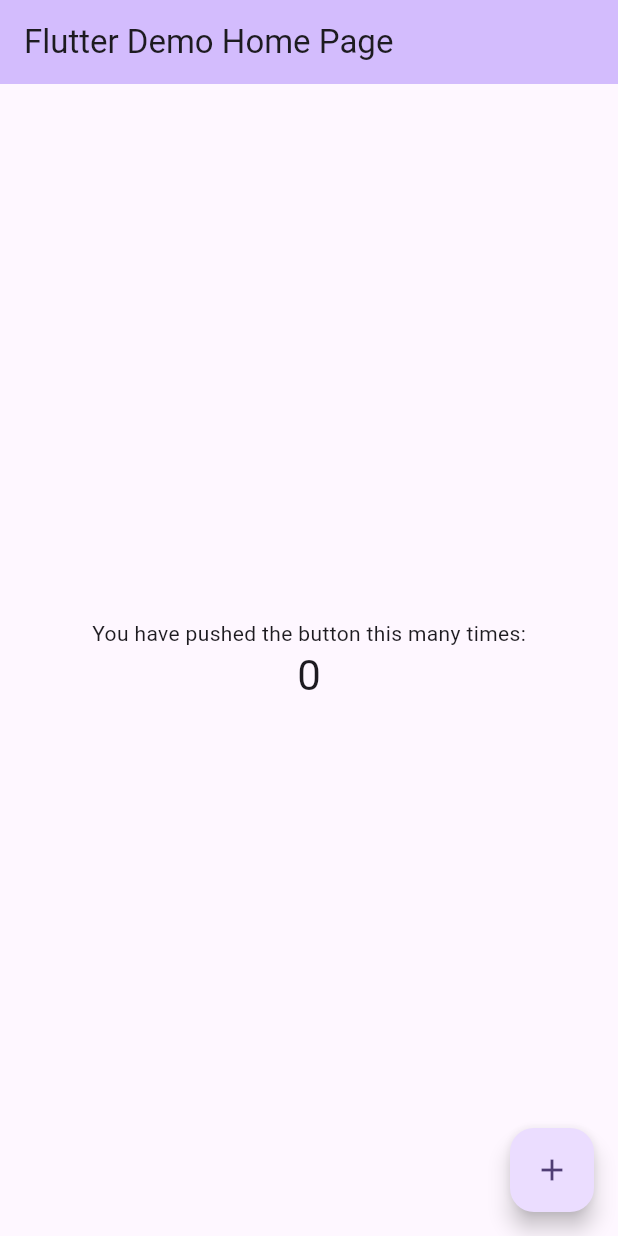
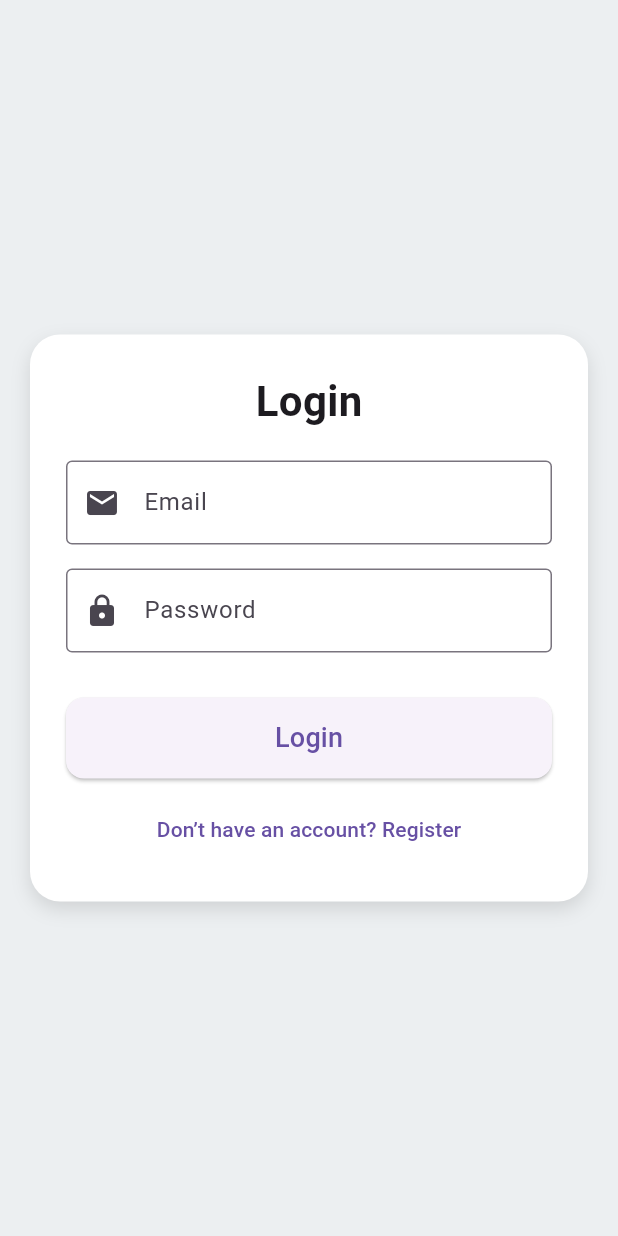
Before and after one commit to ShreekrishnaHegde/TransCrypt, a Flutter app: the screen it shows after launch, on a phone screen of 412 x 824 dp. Run offline on Flutter 3.47's test engine with Material 3 defaults, Android fonts, the phone set to English and light mode, and no system bars; our stand-ins replace firebase_auth, firebase_core; missing offline and left inert: network_info_plus; accounts and stored records are empty; generated files the repository leaves out were written again.

Commit message:
firebase auth

```diff
--- a/lib/main.dart
+++ b/lib/main.dart
@@ -1,122 +1,25 @@
 import 'package:flutter/material.dart';
+import 'package:firebase_core/firebase_core.dart';
+import 'routes/app_routes.dart';
+import 'screens/login_screen.dart';
+import 'firebase_options.dart'; // Generated by FlutterFire CLI
 
-void main() {
+void main() async {
+  WidgetsFlutterBinding.ensureInitialized();
+  await Firebase.initializeApp(options: DefaultFirebaseOptions.currentPlatform);
   runApp(const MyApp());
 }
 
 class MyApp extends StatelessWidget {
   const MyApp({super.key});
 
-  // This widget is the root of your application.
   @override
   Widget build(BuildContext context) {
     return MaterialApp(
-      title: 'Flutter Demo',
-      theme: ThemeData(
-        // This is the theme of your application.
-        //
-        // TRY THIS: Try running your application with "flutter run". You'll see
-        // the application has a purple toolbar. Then, without quitting the app,
-        // try changing the seedColor in the colorScheme below to Colors.green
-        // and then invoke "hot reload" (save your changes or press the "hot
-        // reload" button in a Flutter-supported IDE, or press "r" if you used
-        // the command line to start the app).
-        //
-        // Notice that the counter didn't reset back to zero; the application
-        // state is not lost during the reload. To reset the state, use hot
-        // restart instead.
-        //
-        // This works for code too, not just values: Most code changes can be
-        // tested with just a hot reload.
-        colorScheme: ColorScheme.fromSeed(seedColor: Colors.deepPurple),
-      ),
-      home: const MyHomePage(title: 'Flutter Demo Home Page'),
+      debugShowCheckedModeBanner: false,
+      title: 'Flutter Firebase Auth',
+      home: const LoginScreen(),
+      routes: AppRoutes.routes,
     );
   }
 }
-
-class MyHomePage extends StatefulWidget {
-  const MyHomePage({super.key, required this.title});
-
-  // This widget is the home page of your application. It is stateful, meaning
-  // that it has a State object (defined below) that contains fields that affect
-  // how it looks.
-
-  // This class is the configuration for the state. It holds the values (in this
-  // case the title) provided by the parent (in this case the App widget) and
-  // used by the build method of the State. Fields in a Widget subclass are
-  // always marked "final".
-
-  final String title;
-
-  @override
-  State<MyHomePage> createState() => _MyHomePageState();
-}
-
-class _MyHomePageState extends State<MyHomePage> {
-  int _counter = 0;
-
-  void _incrementCounter() {
-    setState(() {
-      // This call to setState tells the Flutter framework that something has
-      // changed in this State, which causes it to rerun the build method below
-      // so that the display can reflect the updated values. If we changed
-      // _counter without calling setState(), then the build method would not be
-      // called again, and so nothing would appear to happen.
-      _counter++;
-    });
-  }
-
-  @override
-  Widget build(BuildContext context) {
-    // This method is rerun every time setState is called, for instance as done
-    // by the _incrementCounter method above.
-    //
-    // The Flutter framework has been optimized to make rerunning build methods
-    // fast, so that you can just rebuild anything that needs updating rather
-    // than having to individually change instances of widgets.
-    return Scaffold(
-      appBar: AppBar(
-        // TRY THIS: Try changing the color here to a specific color (to
-        // Colors.amber, perhaps?) and trigger a hot reload to see the AppBar
-        // change color while the other colors stay the same.
-        backgroundColor: Theme.of(context).colorScheme.inversePrimary,
-        // Here we take the value from the MyHomePage object that was created by
-        // the App.build method, and use it to set our appbar title.
-        title: Text(widget.title),
-      ),
-      body: Center(
-        // Center is a layout widget. It takes a single child and positions it
-        // in the middle of the parent.
-        child: Column(
-          // Column is also a layout widget. It takes a list of children and
-          // arranges them vertically. By default, it sizes itself to fit its
-          // children horizontally, and tries to be as tall as its parent.
-          //
-          // Column has various properties to control how it sizes itself and
-          // how it positions its children. Here we use mainAxisAlignment to
-          // center the children vertically; the main axis here is the vertical
-          // axis because Columns are vertical (the cross axis would be
-          // horizontal).
-          //
-          // TRY THIS: Invoke "debug painting" (choose the "Toggle Debug Paint"
-          // action in the IDE, or press "p" in the console), to see the
-          // wireframe for each widget.
-          mainAxisAlignment: MainAxisAlignment.center,
-          children: <Widget>[
-            const Text('You have pushed the button this many times:'),
-            Text(
-              '$_counter',
-              style: Theme.of(context).textTheme.headlineMedium,
-            ),
-          ],
-        ),
-      ),
-      floatingActionButton: FloatingActionButton(
-        onPressed: _incrementCounter,
-        tooltip: 'Increment',
-        child: const Icon(Icons.add),
-      ), // This trailing comma makes auto-formatting nicer for build methods.
-    );
-  }
-}
--- /dev/null
+++ b/lib/routes/app_routes.dart
@@ -0,0 +1,14 @@
+import 'package:flutter/material.dart';
+import '../screens/login_screen.dart';
+import '../screens/register_screen.dart';
+import '../screens/home_screen.dart';
+import '../screens/profile_screen.dart';
+
+class AppRoutes {
+  static Map<String, WidgetBuilder> routes = {
+    '/login': (context) => const LoginScreen(),
+    '/register': (context) => const RegisterScreen(),
+    '/home': (context) => const HomeScreen(),
+    '/profile': (context) => const ProfileScreen(),
+  };
+}
--- /dev/null
+++ b/lib/screens/login_screen.dart
@@ -0,0 +1,111 @@
+import 'package:flutter/material.dart';
+import '../services/firebase_auth_service.dart';
+
+class LoginScreen extends StatefulWidget {
+  const LoginScreen({super.key});
+
+  @override
+  State<LoginScreen> createState() => _LoginScreenState();
+}
+
+class _LoginScreenState extends State<LoginScreen> {
+  final emailController = TextEditingController();
+  final passwordController = TextEditingController();
+  final FirebaseAuthService authService = FirebaseAuthService();
+
+  String? errorMessage;
+
+  void handleLogin() async {
+    final error = await authService.login(
+      emailController.text.trim(),
+      passwordController.text.trim(),
+    );
+
+    if (error != null) {
+      setState(() => errorMessage = error);
+    } else {
+      Navigator.pushReplacementNamed(context, '/home');
+    }
+  }
+
+  @override
+  Widget build(BuildContext context) {
+    return Scaffold(
+      backgroundColor: Colors.blueGrey[50],
+      body: Center(
+        child: SingleChildScrollView(
+          child: Container(
+            margin: const EdgeInsets.all(20),
+            padding: const EdgeInsets.all(24),
+            decoration: BoxDecoration(
+              color: Colors.white,
+              borderRadius: BorderRadius.circular(20),
+              boxShadow: const [
+                BoxShadow(
+                  color: Colors.black12,
+                  blurRadius: 10,
+                  offset: Offset(0, 5),
+                ),
+              ],
+            ),
+            child: Column(
+              mainAxisSize: MainAxisSize.min,
+              children: [
+                const Text(
+                  'Login',
+                  style: TextStyle(fontSize: 28, fontWeight: FontWeight.bold),
+                ),
+                const SizedBox(height: 20),
+                TextField(
+                  controller: emailController,
+                  decoration: const InputDecoration(
+                    labelText: 'Email',
+                    prefixIcon: Icon(Icons.email),
+                    border: OutlineInputBorder(),
+                  ),
+                ),
+                const SizedBox(height: 16),
+                TextField(
+                  controller: passwordController,
+                  obscureText: true,
+                  decoration: const InputDecoration(
+                    labelText: 'Password',
+                    prefixIcon: Icon(Icons.lock),
+                    border: OutlineInputBorder(),
+                  ),
+                ),
+                const SizedBox(height: 10),
+                if (errorMessage != null)
+                  Text(
+                    errorMessage!,
+                    style: const TextStyle(color: Colors.red),
+                  ),
+                const SizedBox(height: 20),
+                SizedBox(
+                  width: double.infinity,
+                  child: ElevatedButton(
+                    onPressed: handleLogin,
+                    style: ElevatedButton.styleFrom(
+                      padding: const EdgeInsets.symmetric(vertical: 14),
+                      shape: RoundedRectangleBorder(
+                        borderRadius: BorderRadius.circular(12),
+                      ),
+                    ),
+                    child: const Text('Login', style: TextStyle(fontSize: 18)),
+                  ),
+                ),
+                const SizedBox(height: 10),
+                TextButton(
+                  onPressed: () {
+                    Navigator.pushNamed(context, '/register');
+                  },
+                  child: const Text('Don’t have an account? Register'),
+                ),
+              ],
+            ),
+          ),
+        ),
+      ),
+    );
+  }
+}
--- /dev/null
+++ b/lib/services/firebase_auth_service.dart
@@ -0,0 +1,39 @@
+import 'package:firebase_auth/firebase_auth.dart';
+
+class FirebaseAuthService {
+  final FirebaseAuth _auth = FirebaseAuth.instance;
+
+  User? get currentUser => _auth.currentUser;
+
+  // Register
+  Future<String?> register(String email, String password) async {
+    try {
+      await _auth.createUserWithEmailAndPassword(
+        email: email,
+        password: password,
+      );
+      return null;
+    } on FirebaseAuthException catch (e) {
+      return e.message;
+    } catch (e) {
+      return 'An unknown error occurred';
+    }
+  }
+
+  // Login
+  Future<String?> login(String email, String password) async {
+    try {
+      await _auth.signInWithEmailAndPassword(email: email, password: password);
+      return null;
+    } on FirebaseAuthException catch (e) {
+      return e.message;
+    } catch (e) {
+      return 'An unknown error occurred';
+    }
+  }
+
+  // Logout
+  Future<void> logout() async {
+    await _auth.signOut();
+  }
+}
--- a/pubspec.yaml
+++ b/pubspec.yaml
@@ -2,7 +2,7 @@ name: transcrypt
 description: "End-to-End encrypted cross-platform file sharing application."
 # The following line prevents the package from being accidentally published to
 # pub.dev using `flutter pub publish`. This is preferred for private packages.
-publish_to: 'none' # Remove this line if you wish to publish to pub.dev
+publish_to: "none" # Remove this line if you wish to publish to pub.dev
 
 # The following defines the version and build number for your application.
 # A version number is three numbers separated by dots, like 1.2.43
@@ -30,6 +30,8 @@ environment:
 dependencies:
   flutter:
     sdk: flutter
+  firebase_core: ^2.24.0
+  firebase_auth: ^4.10.0
 
   # The following adds the Cupertino Icons font to your application.
   # Use with the CupertinoIcons class for iOS style icons.
@@ -52,7 +54,6 @@ dev_dependencies:
 
 # The following section is specific to Flutter packages.
 flutter:
-
   # The following line ensures that the Material Icons font is
   # included with your application, so that you can use the icons in
   # the material Icons class.
```
Also changed, not shown: lib/screens/home_screen.dart (added, +22 -0 lines), lib/screens/profile_screen.dart (added, +44 -0 lines), lib/screens/register_screen.dart (added, +114 -0 lines), lib/services/serrvice.txt (added), lib/views/auth/home.dart (deleted), lib/views/auth/login.dart (deleted), lib/views/auth/profile.dart (deleted), lib/views/auth/register.dart (deleted), lib/views/views.txt (deleted), pubspec.lock, 2 other files.
